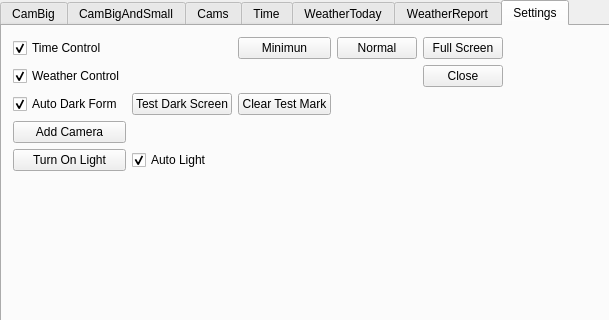
This is Other/CameraDemo/mainwindow.ui in hondodo/PCamera as Qt 5 draws it before an edit; both pictures show x 0 to 609 and y 0 to 320 of the 1112 by 772 pixel window. The edited form follows.
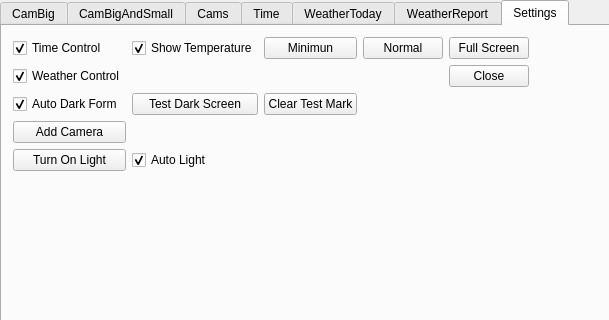
This is the edited form.

Diff of the .ui file:
```diff
--- a/Other/CameraDemo/mainwindow.ui
+++ b/Other/CameraDemo/mainwindow.ui
@@ -494,6 +494,16 @@
                </property>
               </widget>
              </item>
+             <item row="0" column="1">
+              <widget class="QCheckBox" name="checkBoxShowTemperature">
+               <property name="text">
+                <string>Show Temperature</string>
+               </property>
+               <property name="checked">
+                <bool>true</bool>
+               </property>
+              </widget>
+             </item>
             </layout>
            </item>
            <item row="0" column="1">
```
